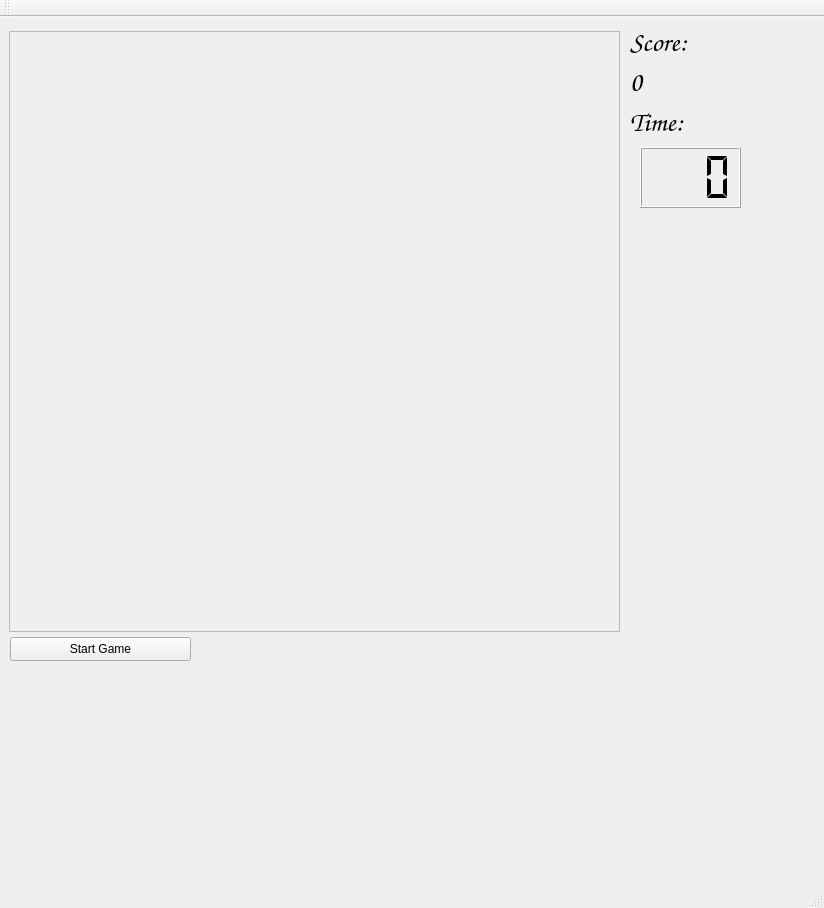
Qt form candycrush_bootleg2/Gui.ui (Commoned/candycrush_bt) before a commit.
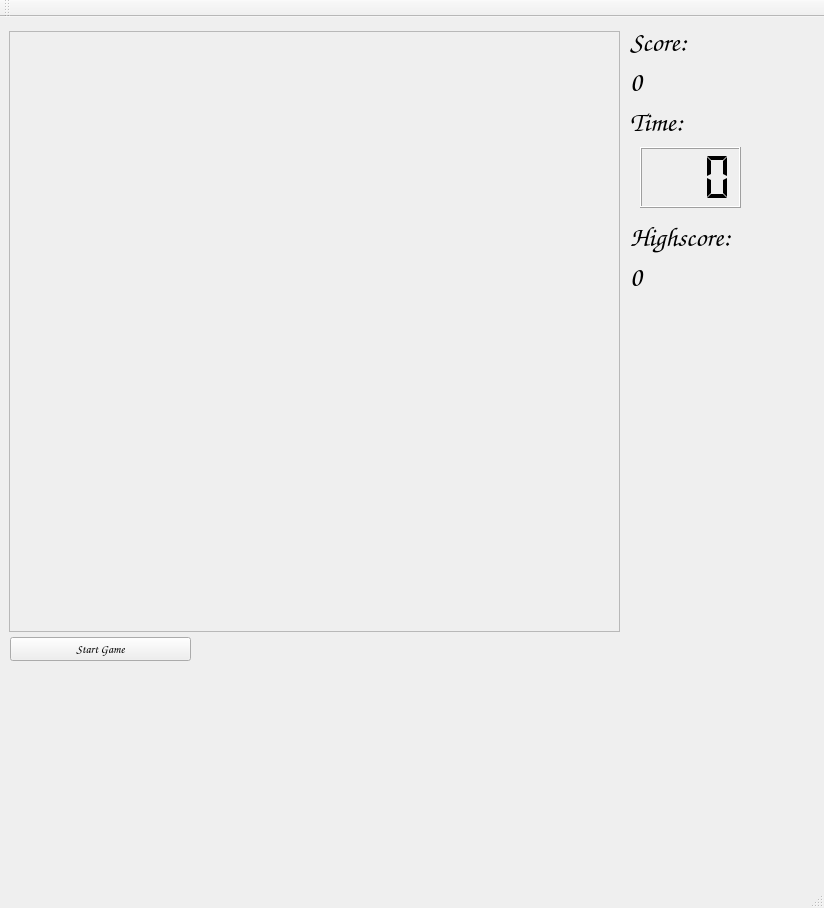
The same form after that commit.

Diff of the .ui file:
```diff
--- a/candycrush_bootleg2/Gui.ui
+++ b/candycrush_bootleg2/Gui.ui
@@ -10,6 +10,11 @@
     <height>908</height>
    </rect>
   </property>
+  <property name="font">
+   <font>
+    <family>Comic Sans MS</family>
+   </font>
+  </property>
   <property name="windowTitle">
    <string>Gui</string>
   </property>
@@ -147,6 +152,43 @@
      <number>0</number>
     </property>
    </widget>
+   <widget class="QLabel" name="highText">
+    <property name="geometry">
+     <rect>
+      <x>630</x>
+      <y>200</y>
+      <width>161</width>
+      <height>41</height>
+     </rect>
+    </property>
+    <property name="font">
+     <font>
+      <pointsize>20</pointsize>
+     </font>
+    </property>
+    <property name="text">
+     <string>Highscore:</string>
+    </property>
+   </widget>
+   <widget class="QLabel" name="highScore">
+    <property name="geometry">
+     <rect>
+      <x>630</x>
+      <y>240</y>
+      <width>131</width>
+      <height>41</height>
+     </rect>
+    </property>
+    <property name="font">
+     <font>
+      <family>Comic Sans MS</family>
+      <pointsize>20</pointsize>
+     </font>
+    </property>
+    <property name="text">
+     <string>0</string>
+    </property>
+   </widget>
   </widget>
   <widget class="QMenuBar" name="menuBar">
    <property name="geometry">
```
Left out of the diff: 4 changed lines with no effect on the pictures.
